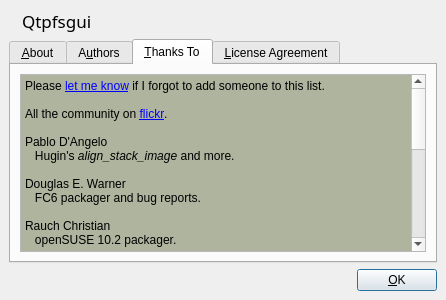
Qt form forms/about.ui (LuminanceHDR/LuminanceHDR) before a commit.
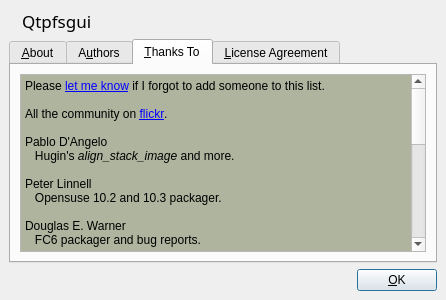
The same form after that commit. The open tabs and pages were chosen to show the change. Icons and pictures are not drawn.

Commit message: Added Peter Linnell

Diff of the .ui file:
```diff
--- a/forms/about.ui
+++ b/forms/about.ui
@@ -223,7 +223,7 @@
           <string>&lt;html>&lt;head>&lt;meta name="qrichtext" content="1" />&lt;style type="text/css">
 p, li { white-space: pre-wrap; }
 &lt;/style>&lt;/head>&lt;body style=" font-family:'Sans Serif'; font-size:9pt; font-weight:400; font-style:normal; text-decoration:none;">
-&lt;p style=" margin-top:0px; margin-bottom:0px; margin-left:0px; margin-right:0px; -qt-block-indent:0; text-indent:0px;">Please &lt;a href="mailto:grota@users.sourceforge.net">&lt;span style=" text-decoration: underline; color:#0000ff;">let me know&lt;/span>&lt;/a> if I forgot to add someone to this list.&lt;br />&lt;br />All the community on &lt;a href="http://www.flickr.com/groups/qtpfsgui">&lt;span style=" text-decoration: underline; color:#0000ff;">flickr&lt;/span>&lt;/a>.&lt;br />&lt;br />Pablo D'Angelo&lt;br />   Hugin's &lt;span style=" font-style:italic;">align_stack_image&lt;/span> and more.&lt;br />&lt;br />Douglas E. Warner&lt;br />   FC6 packager and bug reports.&lt;br />&lt;br />Rauch Christian&lt;br />   openSUSE 10.2 packager.&lt;br />&lt;br />Rene Zbinden&lt;br />   For the Gentoo Linux Ebuild.&lt;br />&lt;br />Arne Hagenah&lt;br />   Various suggestions.&lt;br />&lt;br />Ignacy Gawedzki&lt;br />   Tiff ldr bugfixes and suggestion.&lt;br />&lt;br />Dave Coffin&lt;br />   For dcraw.&lt;br />&lt;br />Erik Ouchterlony&lt;br />Antoine Latter&lt;br />Frank Boehme&lt;br />Sloan Poe&lt;br />&lt;/p>&lt;/body>&lt;/html></string>
+&lt;p style=" margin-top:0px; margin-bottom:0px; margin-left:0px; margin-right:0px; -qt-block-indent:0; text-indent:0px;">Please &lt;a href="mailto:grota@users.sourceforge.net">&lt;span style=" text-decoration: underline; color:#0000ff;">let me know&lt;/span>&lt;/a> if I forgot to add someone to this list.&lt;br />&lt;br />All the community on &lt;a href="http://www.flickr.com/groups/qtpfsgui">&lt;span style=" text-decoration: underline; color:#0000ff;">flickr&lt;/span>&lt;/a>.&lt;br />&lt;br />Pablo D'Angelo&lt;br />   Hugin's &lt;span style=" font-style:italic;">align_stack_image&lt;/span> and more.&lt;br />&lt;br />Peter Linnell&lt;br />   Opensuse 10.2 and 10.3 packager.&lt;br />&lt;br />Douglas E. Warner&lt;br />   FC6 packager and bug reports.&lt;br />&lt;br />Rauch Christian&lt;br />   openSUSE 10.2 packager.&lt;br />&lt;br />Rene Zbinden&lt;br />   For the Gentoo Linux Ebuild.&lt;br />&lt;br />Arne Hagenah&lt;br />   Various suggestions.&lt;br />&lt;br />Ignacy Gawedzki&lt;br />   Tiff ldr bugfixes and suggestion.&lt;br />&lt;br />Dave Coffin&lt;br />   For dcraw.&lt;br />&lt;br />Erik Ouchterlony&lt;br />Antoine Latter&lt;br />Frank Boehme&lt;br />Sloan Poe&lt;br />&lt;/p>&lt;/body>&lt;/html></string>
          </property>
         </widget>
        </item>
```
